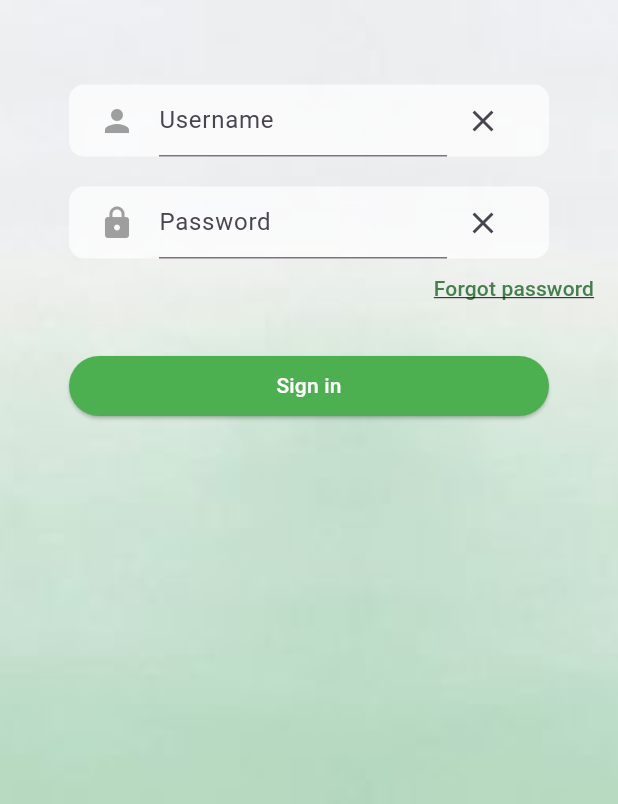
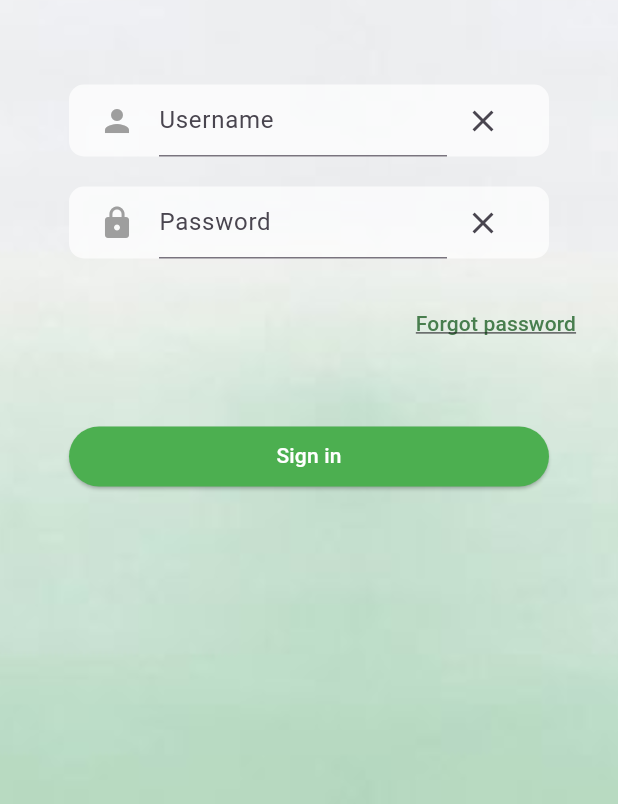
Before and after one commit to Bouncybear2409/ChamCong, a Flutter app: the screen it shows after launch, on a phone screen of 412 x 824 dp, the part 151-955 px from its top. Run offline on Flutter 3.47's test engine with Material 3 defaults, Android fonts, the phone set to English and light mode, and no system bars.

Commit message:
fix login

```diff
--- a/chamcong/lib/login.dart
+++ b/chamcong/lib/login.dart
@@ -1,6 +1,5 @@
 import 'package:chamcong/verify.dart';
 import 'package:flutter/material.dart';
-
 
 class LoginPage extends StatelessWidget {
   const LoginPage({Key? key}) : super(key: key);
@@ -16,8 +15,8 @@ class LoginPage extends StatelessWidget {
       passwordController.clear();
     }
 
-      // ignore: unused_element
-void handleForgotPasswordTap() {
+    // ignore: unused_element
+    void handleForgotPasswordTap() {
       Navigator.push(
         context,
         MaterialPageRoute(builder: (context) => const VerifyPage()),
@@ -109,12 +108,12 @@ void handleForgotPasswordTap() {
                 ),
               ),
               const SizedBox(height: 20),
-              GestureDetector(
-                onTap: handleForgotPasswordTap,
-                child: const Row(
-                  mainAxisAlignment: MainAxisAlignment.end,
-                  children: [
-                    Text(
+              Row(
+                mainAxisAlignment: MainAxisAlignment.end,
+                children: [
+                  TextButton(
+                    onPressed: handleForgotPasswordTap,
+                    child: Text(
                       'Forgot password',
                       textAlign: TextAlign.center,
                       style: TextStyle(
@@ -127,8 +126,8 @@ void handleForgotPasswordTap() {
                         letterSpacing: 0.10,
                       ),
                     ),
-                  ],
-                ),
+                  ),
+                ],
               ),
               const SizedBox(height: 40),
               SizedBox(
--- a/chamcong/pubspec.yaml
+++ b/chamcong/pubspec.yaml
@@ -19,7 +19,7 @@ publish_to: 'none' # Remove this line if you wish to publish to pub.dev
 version: 1.0.0+1
 
 environment:
-  sdk: '>=3.2.3 <4.0.0'
+  sdk: '>=3.2.0 <4.0.0'
 
 # Dependencies specify other packages that your package needs in order to work.
 # To automatically upgrade your package dependencies to the latest versions
```
Also changed, not shown: chamcong/lib/login/login_page.dart (deleted), chamcong/pubspec.lock.
